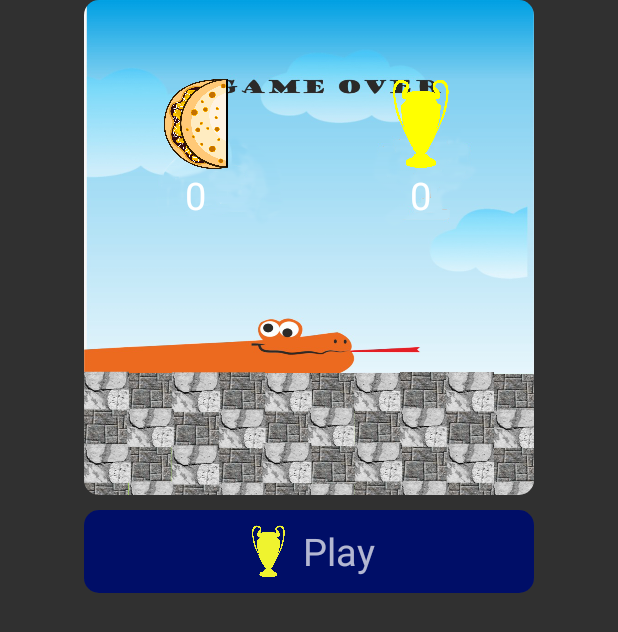
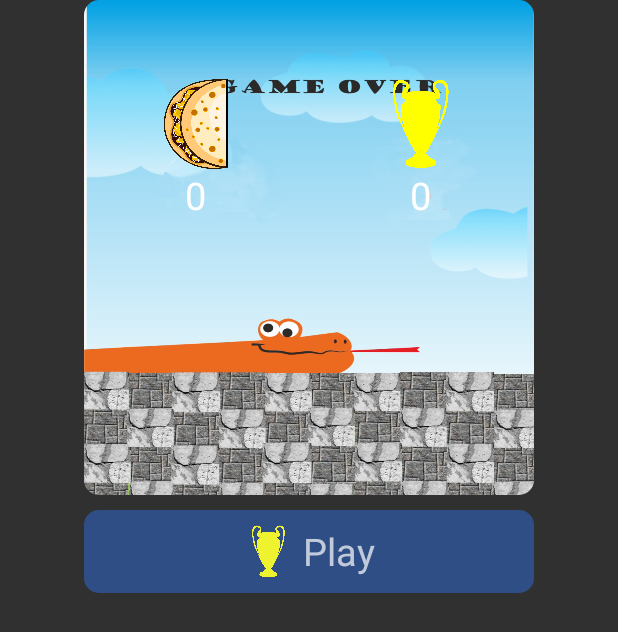
Before and after one commit to JuanSob/Masacuata, an Android app: the layout dialog_start.xml on its own in the app's theme, with its tools: preview values and no code run, on a phone screen of 412 x 824 dp. Shown: the top 632 px of the screen. Run offline under Robolectric (Android 15) with nearby library versions, the phone set to English and light mode, and no system bars.

Commit message:
Documentación finalizada Arreglado sonidos de comer y finalizar

```diff
--- a/app/src/main/java/com/example/masacuata/Snake.java
+++ b/app/src/main/java/com/example/masacuata/Snake.java
@@ -390,7 +390,7 @@ public class Snake {
         this.moverAbajo=false;
     }
 
-    //Metodo llamao en la clase main para añadir una parte mas a la serpiente cada vez que come
+    //Metodo llamado en la clase main para añadir una parte mas a la serpiente cada vez que come
     public void AgregarParte()
     {
         PartSnake p = this.arregloParteSerpiente.get(length-1);
--- a/app/src/main/java/com/example/masacuata/VistaJuego.java
+++ b/app/src/main/java/com/example/masacuata/VistaJuego.java
@@ -120,6 +120,8 @@ public class VistaJuego extends View {
             }
         };
 
+
+        //Se realiza lo necesario para establecer que es necesario para poder utilizar audios
         if(Build.VERSION.SDK_INT>=21)
         {
             AudioAttributes audioAttributes = new AudioAttributes.Builder()
@@ -249,6 +251,7 @@ public class VistaJuego extends View {
         //Se llama el metodo de la clase Snake para que sea dibujado
         snake.draw(canvas);
 
+        //Se valida que el juego se siga ejecutando siempre y cuando la serpiente no salga del mapa o se toque ella misma
         if(isPlaying){
             snake.update();
             if(snake.getArrPartSnake().get(0).getX() < this.arregloPiedras.get(0).getX()
@@ -299,17 +302,22 @@ public class VistaJuego extends View {
         handler.postDelayed(r, 100);
     }
 
+
     private void gameOver() {
         isPlaying = false;
         MainActivity.dialogScore.show();
         MainActivity.txt_dialog_best_score.setText(bestScore+"");
         MainActivity.txt_dialog_score.setText(score+"");
+        /***Aquí se pausa el sonido para que se ejecute solo el de perder****/
+        soundPool.autoPause();
         if(loadedsound){
             int streamId = this.soundPool.play(this.soundDie, (float)0.5, (float)0.5, 1, 0, 1f);
         }
     }
 
+    //Metodo que restablece todos a como estaba antes despues de perder
     public void reset(){
+        soundPool.autoPause();
         for(int i = 0; i < altoArea; i++){
             for (int j = 0; j < anchoArea; j++){
                 if((j+i)%2==0){
--- a/app/src/main/res/layout/dialog_start.xml
+++ b/app/src/main/res/layout/dialog_start.xml
@@ -80,28 +80,32 @@
         android:layout_centerHorizontal="true"
         android:layout_width="300dp"
         android:layout_height="wrap_content">
+
         <RelativeLayout
             android:id="@+id/rl_start"
-            android:background="#000E67"
-            android:padding="10dp"
             android:layout_width="match_parent"
-            android:layout_height="match_parent">
+            android:layout_height="match_parent"
+            android:background="#2E4E85"
+            android:padding="10dp">
+
             <LinearLayout
-                android:layout_centerInParent="true"
                 android:layout_width="wrap_content"
                 android:layout_height="wrap_content"
+                android:layout_centerInParent="true"
                 android:orientation="horizontal">
+
                 <ImageView
                     android:id="@+id/txt"
-                    android:src="@drawable/copa"
                     android:layout_width="35dp"
-                    android:layout_height="35dp"/>
+                    android:layout_height="35dp"
+                    android:src="@drawable/copa" />
+
                 <TextView
+                    android:layout_width="wrap_content"
+                    android:layout_height="wrap_content"
                     android:layout_marginLeft="5dp"
                     android:text="Play"
-                    android:textSize="25sp"
-                    android:layout_width="wrap_content"
-                    android:layout_height="wrap_content"/>
+                    android:textSize="25sp" />
             </LinearLayout>
         </RelativeLayout>
     </androidx.cardview.widget.CardView>
```
